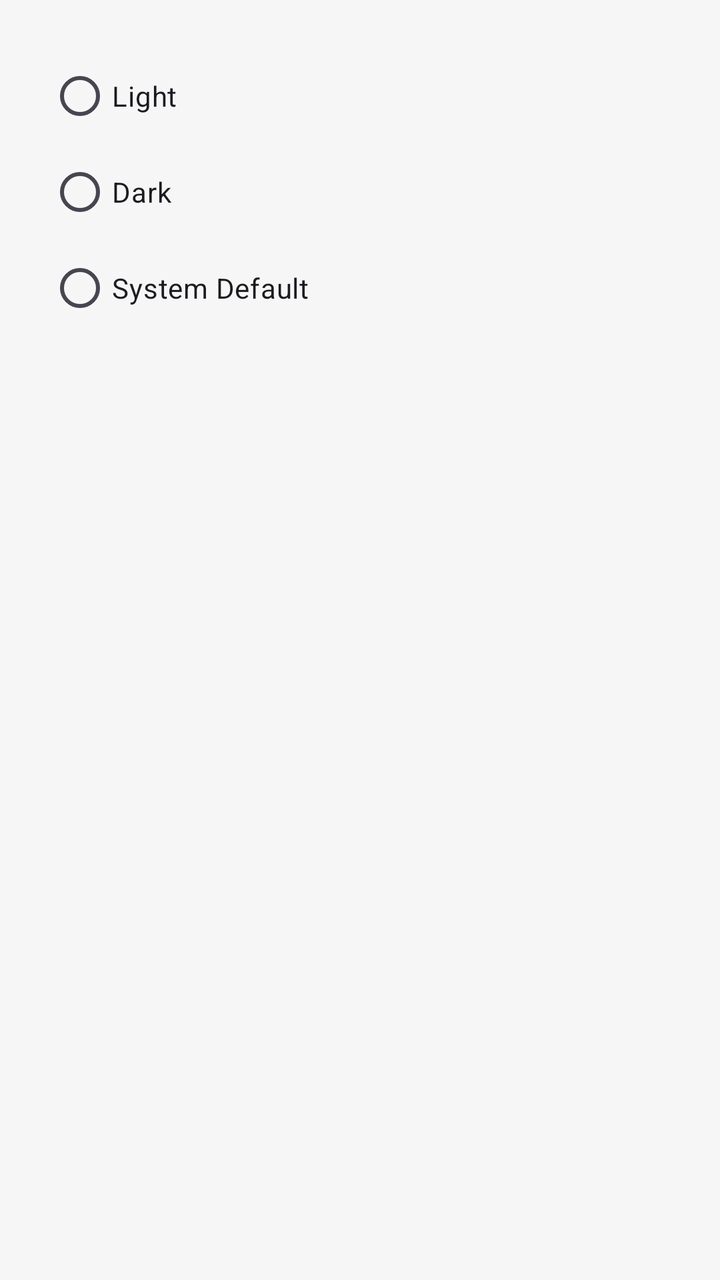
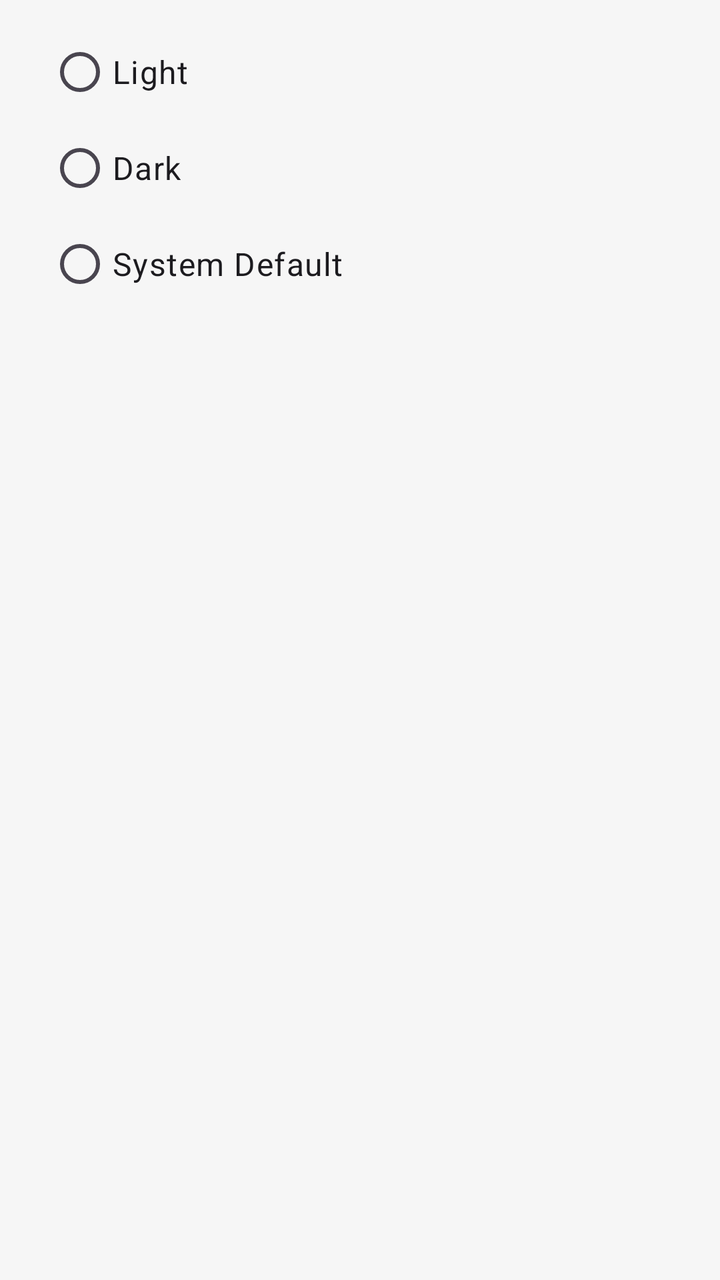

Compare the two renders of this Android layout. The source of the first and the diff that turns it into the second are given below.
<!-- AndroidManifest.xml: application theme AppTheme -->
<!-- res/layout/dialog_theme_selection.xml -->
<?xml version="1.0" encoding="utf-8"?>
<LinearLayout xmlns:android="http://schemas.android.com/apk/res/android"
    android:layout_width="match_parent"
    android:layout_height="wrap_content"
    android:orientation="vertical"
    android:padding="24dp">

    <RadioGroup
        android:id="@+id/radioGroupTheme"
        android:layout_width="match_parent"
        android:layout_height="wrap_content">

        <RadioButton
            android:id="@+id/radioLight"
            android:layout_width="wrap_content"
            android:layout_height="wrap_content"
            android:text="@string/theme_light" />

        <RadioButton
            android:id="@+id/radioDark"
            android:layout_width="wrap_content"
            android:layout_height="wrap_content"
            android:text="@string/theme_dark" />

        <RadioButton
            android:id="@+id/radioSystem"
            android:layout_width="wrap_content"
            android:layout_height="wrap_content"
            android:text="@string/theme_system_default" />
    </RadioGroup>
</LinearLayout>
<!-- resources referenced by this layout -->
<resources>
  <string name="theme_dark">Dark</string>
  <string name="theme_light">Light</string>
  <string name="theme_system_default">System Default</string>
  <color name="primary">#6750A4</color>
  <color name="primary_container">#EADDFF</color>
  <color name="on_primary">#FFFFFF</color>
  <color name="secondary">#625B71</color>
  <color name="secondary_container">#E8DEF8</color>
  <color name="on_secondary">#FFFFFF</color>
  <color name="tertiary">#7D5260</color>
  <color name="tertiary_container">#FFD8E4</color>
  <color name="on_tertiary">#FFFFFF</color>
  <color name="error">#B3261E</color>
  <color name="error_container">#F9DEDC</color>
  <color name="on_error">#FFFFFF</color>
  <color name="on_error_container">#410E0B</color>
  <color name="background">#F6F6F6</color>
  <color name="surface">#FFFBFE</color>
  <color name="on_background">#1C1B1F</color>
  <color name="on_surface">#1C1B1F</color>
  <color name="surface_variant">#E7E0EC</color>
  <color name="on_surface_variant">#49454F</color>
  <color name="outline">#79747E</color>
  <color name="outline_variant">#CAC4D0</color>
  <style name="TextAppearance.Material3.HeadlineSmall" parent="TextAppearance.MaterialComponents.Headline6">
          <item name="android:textSize">@dimen/text_headline_small</item>
          <item name="android:fontFamily">sans-serif-medium</item>
          <item name="android:textStyle">normal</item>
          <item name="android:letterSpacing">0.0</item>
          <item name="android:textColor">?attr/colorOnSurface</item>
      </style>
  <style name="TextAppearance.Material3.TitleMedium" parent="TextAppearance.MaterialComponents.Subtitle1">
          <item name="android:textSize">@dimen/text_title_medium</item>
          <item name="android:fontFamily">sans-serif-medium</item>
          <item name="android:textStyle">normal</item>
          <item name="android:letterSpacing">0.009375</item>
          <item name="android:textColor">?attr/colorOnSurface</item>
      </style>
  <style name="TextAppearance.Material3.BodyMedium" parent="TextAppearance.MaterialComponents.Body1">
          <item name="android:textSize">@dimen/text_body_medium</item>
          <item name="android:fontFamily">sans-serif</item>
          <item name="android:textStyle">normal</item>
          <item name="android:letterSpacing">0.017857143</item>
          <item name="android:textColor">?attr/colorOnSurfaceVariant</item>
      </style>
  <style name="Widget.Material3.CardView" parent="">
          <item name="android:background">?attr/colorSurface</item>
          <item name="cardElevation">@dimen/card_elevation</item>
          <item name="cardMaxElevation">@dimen/card_elevation</item>
          <item name="cardPreventCornerOverlap">true</item>
          <item name="cardUseCompatPadding">false</item>
          <item name="contentPadding">@dimen/card_content_padding</item>
          <item name="shapeAppearance">@style/ShapeAppearance.Material3.MediumComponent</item>
      </style>
  <style name="ShapeAppearance.Material3.SmallComponent" parent="">
          <item name="cornerFamily">rounded</item>
          <item name="cornerSize">4dp</item>
      </style>
  <style name="ShapeAppearance.Material3.MediumComponent" parent="">
          <item name="cornerFamily">rounded</item>
          <item name="cornerSize">8dp</item>
      </style>
  <style name="ShapeAppearance.Material3.LargeComponent" parent="">
          <item name="cornerFamily">rounded</item>
          <item name="cornerSize">12dp</item>
      </style>
  <color name="elevation_overlay_accent">#0DFFFFFF</color>
  <color name="elevation_overlay">#1F000000</color>
  <dimen name="text_headline_small">18sp</dimen>
  <dimen name="text_title_medium">16sp</dimen>
  <dimen name="text_body_medium">14sp</dimen>
  <dimen name="card_elevation">1dp</dimen>
  <dimen name="card_content_padding">16dp</dimen>
  <dimen name="fab_elevation">3dp</dimen>
  <color name="state_layer_primary">#146750A4</color>
  <!-- unchanged entries left out for length: 2 -->
</resources>

<!-- the commit's change to res/layout/dialog_theme_selection.xml (unified diff, before → after) -->
@@ -1,31 +1,41 @@
 <?xml version="1.0" encoding="utf-8"?>
 <LinearLayout xmlns:android="http://schemas.android.com/apk/res/android"
+    xmlns:app="http://schemas.android.com/apk/res-auto"
     android:layout_width="match_parent"
     android:layout_height="wrap_content"
     android:orientation="vertical"
-    android:padding="24dp">
+    android:paddingStart="24dp"
+    android:paddingEnd="24dp"
+    android:paddingTop="12dp"
+    android:paddingBottom="12dp">
 
     <RadioGroup
         android:id="@+id/radioGroupTheme"
         android:layout_width="match_parent"
         android:layout_height="wrap_content">
 
-        <RadioButton
+        <com.google.android.material.radiobutton.MaterialRadioButton
             android:id="@+id/radioLight"
-            android:layout_width="wrap_content"
-            android:layout_height="wrap_content"
-            android:text="@string/theme_light" />
+            android:layout_width="match_parent"
+            android:layout_height="48dp"
+            android:text="@string/theme_light"
+            android:textAppearance="?attr/textAppearanceBodyLarge"
+            android:textColor="?attr/colorOnSurface" />
 
-        <RadioButton
+        <com.google.android.material.radiobutton.MaterialRadioButton
             android:id="@+id/radioDark"
-            android:layout_width="wrap_content"
-            android:layout_height="wrap_content"
-            android:text="@string/theme_dark" />
+            android:layout_width="match_parent"
+            android:layout_height="48dp"
+            android:text="@string/theme_dark"
+            android:textAppearance="?attr/textAppearanceBodyLarge"
+            android:textColor="?attr/colorOnSurface" />
 
-        <RadioButton
+        <com.google.android.material.radiobutton.MaterialRadioButton
             android:id="@+id/radioSystem"
-            android:layout_width="wrap_content"
-            android:layout_height="wrap_content"
-            android:text="@string/theme_system_default" />
+            android:layout_width="match_parent"
+            android:layout_height="48dp"
+            android:text="@string/theme_system_default"
+            android:textAppearance="?attr/textAppearanceBodyLarge"
+            android:textColor="?attr/colorOnSurface" />
     </RadioGroup>
 </LinearLayout>
